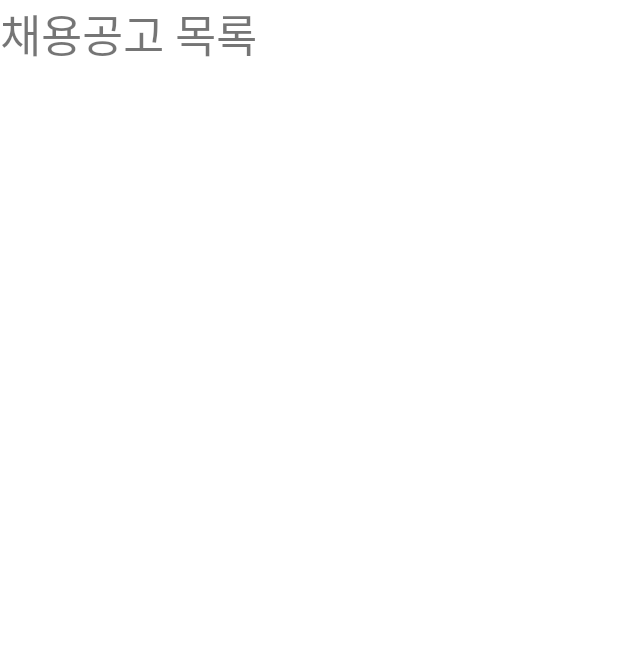
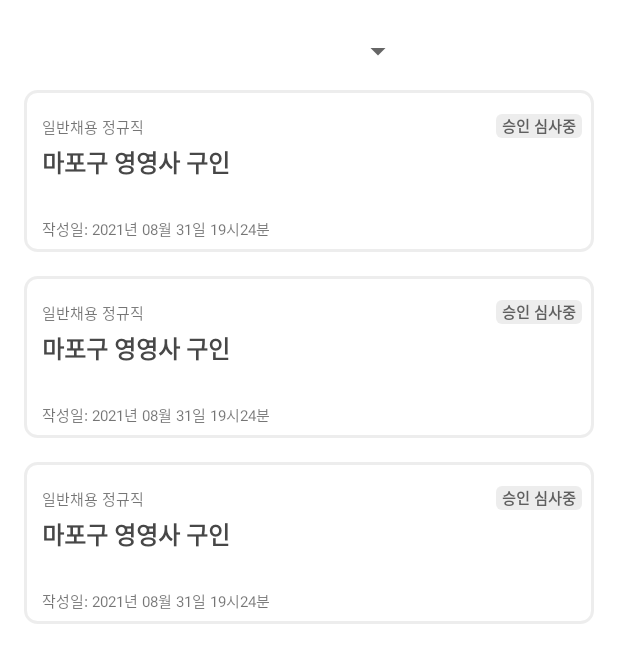
Before and after one commit to MapoTenTeam/APP, an Android app: the layout fragment_business_account_01_04.xml on its own in the app's theme, with its tools: preview values and no code run, on a phone screen of 412 x 824 dp. Shown: the top 663 px of the screen. Run offline under Robolectric (Android 15) with nearby library versions, the phone set to English and light mode, and no system bars.

Commit message:
Fix : connect employmentDetail page

```diff
--- /dev/null
+++ b/MapoTen/app/src/main/res/drawable/bg_employment.xml
@@ -0,0 +1,7 @@
+<?xml version="1.0" encoding="utf-8"?>
+<shape xmlns:android="http://schemas.android.com/apk/res/android"
+    android:shape="rectangle">
+    <corners android:radius="8dp"/>
+    <solid android:color="@color/white" />
+    <stroke android:color="#12000000" android:width="2dp" />
+</shape>
--- /dev/null
+++ b/MapoTen/app/src/main/res/drawable/bg_employment_state.xml
@@ -0,0 +1,6 @@
+<?xml version="1.0" encoding="utf-8"?>
+<shape xmlns:android="http://schemas.android.com/apk/res/android"
+    android:shape="rectangle">
+    <corners android:radius="4dp"/>
+    <solid android:color="#50c4c4c4" />
+</shape>
--- /dev/null
+++ b/MapoTen/app/src/main/res/layout/emplyoment_list_row.xml
@@ -0,0 +1,65 @@
+<?xml version="1.0" encoding="utf-8"?>
+<LinearLayout xmlns:android="http://schemas.android.com/apk/res/android"
+    android:layout_width="match_parent"
+    android:layout_height="108dp"
+    android:layout_gravity="center_horizontal"
+    android:orientation="vertical"
+    android:layout_marginTop="16dp"
+    android:paddingStart="12dp"
+    android:paddingEnd="8dp"
+    android:background="@drawable/bg_employment">
+
+    <LinearLayout
+        android:layout_width="match_parent"
+        android:layout_height="wrap_content"
+        android:orientation="horizontal"
+        android:layout_marginTop="16dp"
+        android:layout_marginBottom="4dp"
+        >
+
+        <TextView
+            android:id="@+id/category"
+            android:layout_width="match_parent"
+            android:layout_height="match_parent"
+            android:text="일반채용 정규직"
+            android:textSize="10sp"
+            android:gravity="bottom"
+            android:lineSpacingExtra="6sp"
+            android:layout_weight="1"
+            />
+        <TextView
+            android:id="@+id/state"
+            android:layout_width="wrap_content"
+            android:layout_height="16dp"
+            android:text="승인 심사중"
+            android:textStyle="bold"
+            android:textSize="10sp"
+            android:textAlignment="center"
+            android:gravity="center"
+            android:paddingHorizontal="4dp"
+            android:textColor="#5F5F5F"
+            android:lineSpacingExtra="6sp"
+            android:background="@drawable/bg_employment_state"
+            />
+    </LinearLayout>
+    <TextView
+        android:id="@+id/title"
+        android:layout_width="match_parent"
+        android:layout_height="match_parent"
+        android:text="마포구 영영사 구인"
+        android:textColor="#474747"
+        android:textStyle="bold"
+        android:textSize="16sp"
+        android:layout_weight="1"
+        />
+
+    <TextView
+        android:id="@+id/registrationDate"
+        android:layout_width="match_parent"
+        android:layout_height="match_parent"
+        android:layout_weight="1"
+        android:gravity="bottom"
+        android:textSize="10sp"
+        android:layout_marginBottom="8dp"
+        android:text="작성일: 2021년 08월 31일 19시24분"/>
+</LinearLayout>
--- a/MapoTen/app/src/main/res/layout/fragment_business_account_01_04.xml
+++ b/MapoTen/app/src/main/res/layout/fragment_business_account_01_04.xml
@@ -1,15 +1,37 @@
 <?xml version="1.0" encoding="utf-8"?>
 <FrameLayout xmlns:android="http://schemas.android.com/apk/res/android"
     xmlns:tools="http://schemas.android.com/tools"
+    xmlns:app="http://schemas.android.com/apk/res-auto"
     android:layout_width="match_parent"
     android:layout_height="match_parent"
     tools:context=".ui.fragment.BusinessAccount_01_04">
 
-    <!-- TODO: Update blank fragment layout -->
-    <TextView
+    <androidx.constraintlayout.widget.ConstraintLayout xmlns:android="http://schemas.android.com/apk/res/android"
         android:layout_width="match_parent"
         android:layout_height="match_parent"
-        android:text="채용공고 목록"
-        android:textSize="30dp"/>
+        android:layout_marginHorizontal="16dp"
+        tools:context=".MainActivity">
+
+        <Spinner
+            android:id="@+id/filter"
+            android:layout_width="140dp"
+            android:layout_height="20dp"
+            android:layout_marginTop="24dp"
+            app:layout_constraintEnd_toEndOf="parent"
+            app:layout_constraintStart_toStartOf="parent"
+            app:layout_constraintTop_toTopOf="parent" />
+
+        <androidx.recyclerview.widget.RecyclerView
+            android:id="@+id/employmentPostingBoard"
+            android:layout_width="match_parent"
+            android:layout_height="match_parent"
+            android:layout_marginTop="44dp"
+            app:layoutManager="androidx.recyclerview.widget.LinearLayoutManager"
+            app:layout_constraintEnd_toEndOf="parent"
+            app:layout_constraintStart_toStartOf="parent"
+            app:layout_constraintTop_toBottomOf="@+id/filter"
+            tools:listitem="@layout/emplyoment_list_row" />
+
+    </androidx.constraintlayout.widget.ConstraintLayout>
 
 </FrameLayout>
```
Also changed, not shown: MapoTen/app/build.gradle (+7 -3 lines), MapoTen/app/src/main/java/com/mapo/mapoten/ui/adpater/EmploymentPostingAdapter.kt (added, +68 -0 lines), MapoTen/app/src/main/java/com/mapo/mapoten/ui/data/EmploymentPostingContents.kt (added, +8 -0 lines), MapoTen/app/src/main/java/com/mapo/mapoten/ui/fragment/BusinessAccount_01_04.kt (+65 -2 lines), MapoTen/app/src/main/java/com/mapo/mapoten/ui/fragment/EmploymentDetail_01.kt (added, +19 -0 lines), MapoTen/app/src/main/res/layout/fragment_employment_detail_01.xml (added, +20 -0 lines), MapoTen/app/src/main/res/navigation/nav_graph.xml (+10 -1 lines), MapoTen/app/src/main/res/values/array.xml (added, +9 -0 lines).
